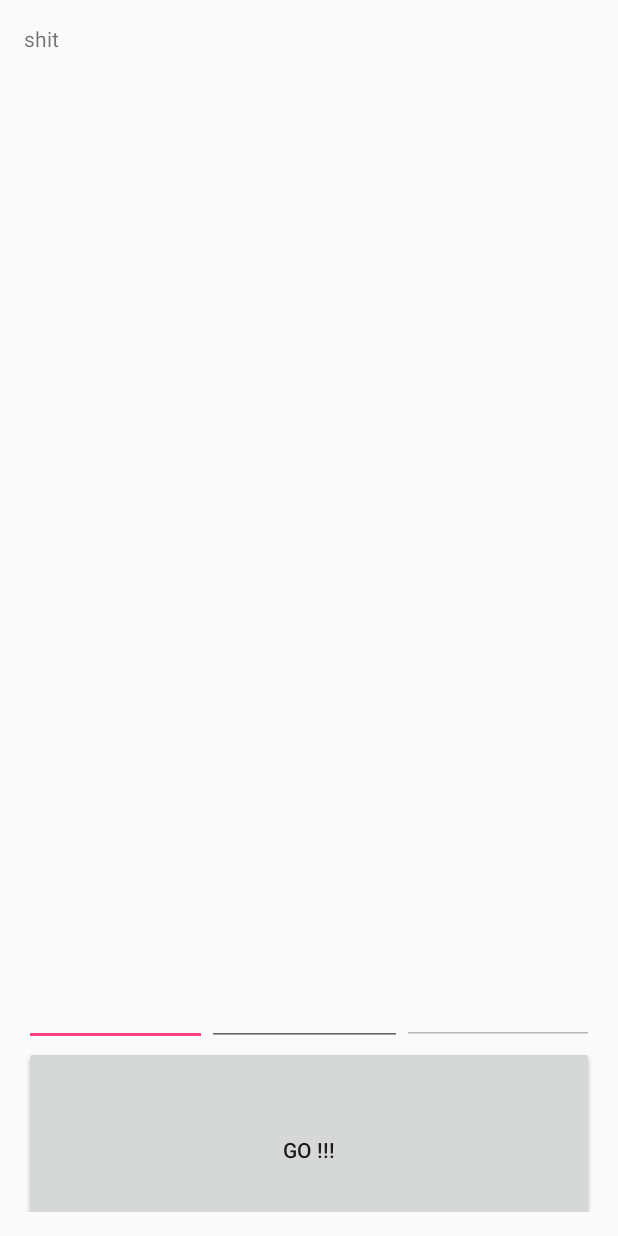
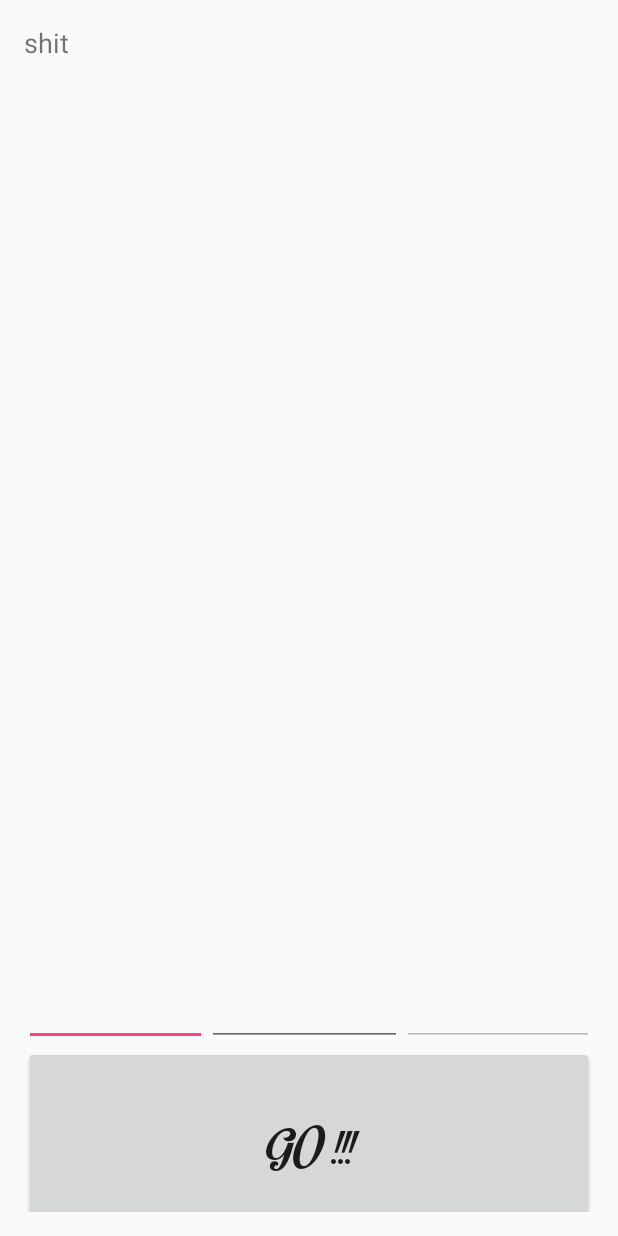
Before and after one commit to ZombieCloud/Words, an Android app: the screen it shows after launch (WordsActivity), on a phone screen of 412 x 824 dp. Run offline under Robolectric (Android 15) with nearby library versions, the phone set to English and light mode, and no system bars.

Commit message:
comm19
изменение шрифта

```diff
--- a/2/Words/app/src/main/java/com/app/words/WordsActivity.java
+++ b/2/Words/app/src/main/java/com/app/words/WordsActivity.java
@@ -63,8 +63,14 @@ public class WordsActivity extends AppCompatActivity {
         // Текущий номер должен быть недоступен для ручного ввода
         _currentNum.setFocusable(false);
 
-        // Установить шрифт
-        _currentNum.setTypeface(Typeface.SERIF);  // Тут не так все просто...
+
+        // Установить шрифт  (app/assets)
+//        Typeface face1 = Typeface.createFromAsset(getAssets(), "DEVRO1YSC.ttf");
+//        _textView.setTypeface(face1);
+        _textView.setTextSize(18);
+        Typeface face2 = Typeface.createFromAsset(getAssets(), "MotionPicture_PersonalUseOnly.ttf");
+        button.setTypeface(face2);
+        button.setTextSize(35);
 
 
         // Восстановить сохраненное состояние формы (восстанавливаем значения переменных)
```
Also changed, not shown: 2/Words/app/src/main/assets/MotionPicture_PersonalUseOnly.ttf (added).
